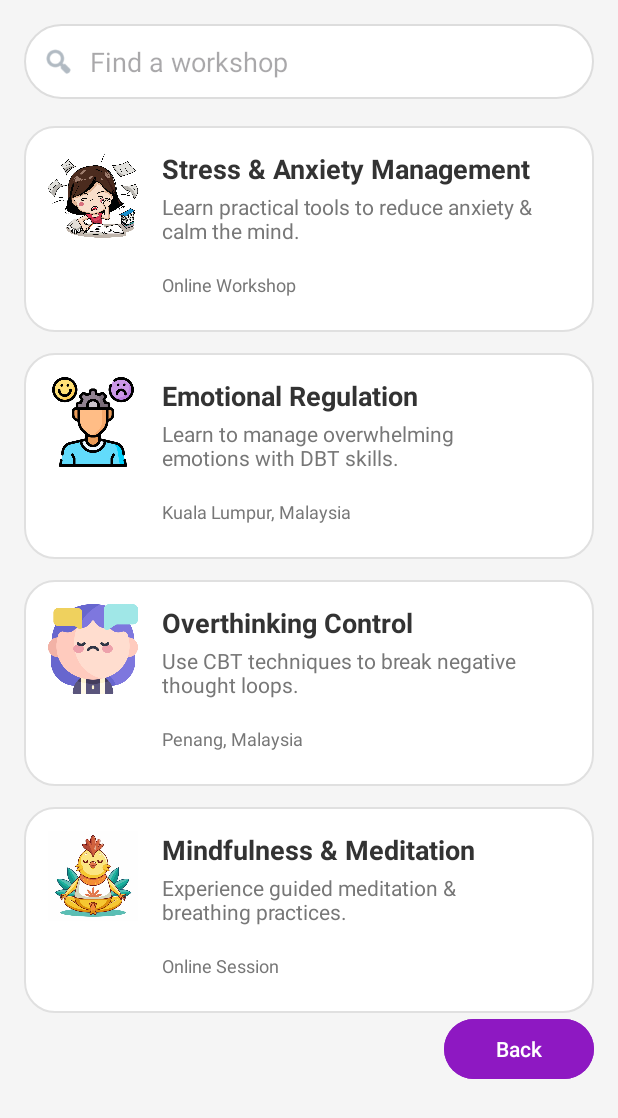
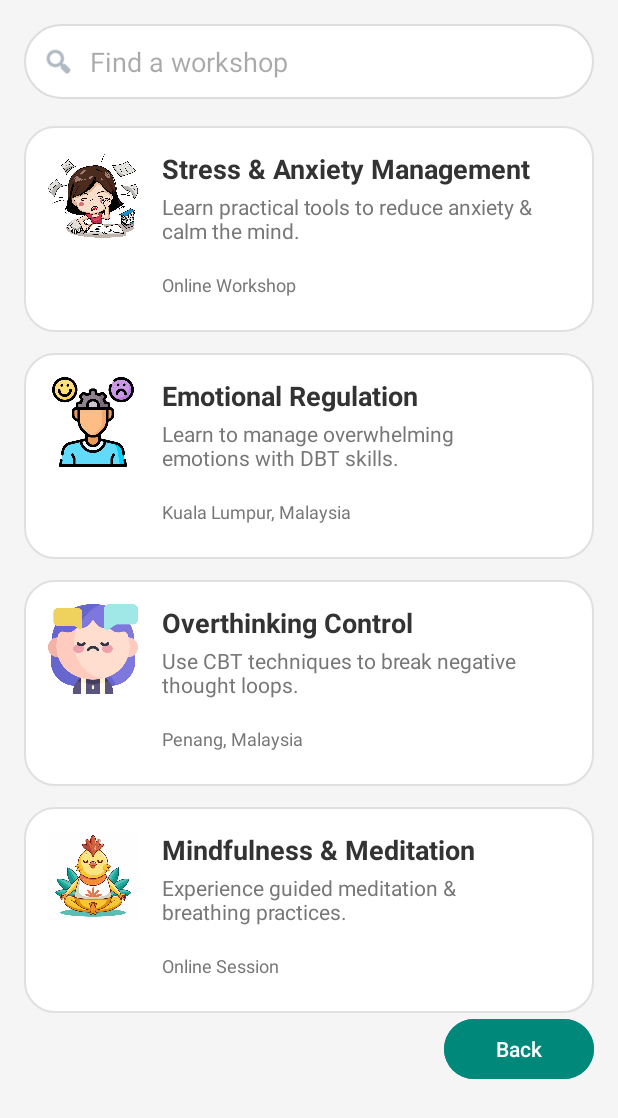
Before and after one commit to Kejunfang/MAD_GP, an Android app: the layout activity_workshop.xml on its own in the app's theme, with its tools: preview values and no code run, on a phone screen of 412 x 824 dp. Shown: the top 1118 px of the screen. Run offline under Robolectric (Android 15) with nearby library versions, the phone set to English and light mode, and no system bars.

Commit message:
change color theme

```diff
--- a/app/src/main/res/drawable/date_selected_circle.xml
+++ b/app/src/main/res/drawable/date_selected_circle.xml
@@ -1,4 +1,4 @@
 <?xml version="1.0" encoding="utf-8"?>
 <shape xmlns:android="http://schemas.android.com/apk/res/android" android:shape="oval">
-    <solid android:color="#26A69A"/>
+    <solid android:color="#00897B"/>
 </shape>
--- a/app/src/main/res/drawable/time_selected.xml
+++ b/app/src/main/res/drawable/time_selected.xml
@@ -1,5 +1,5 @@
 <?xml version="1.0" encoding="utf-8"?>
 <shape xmlns:android="http://schemas.android.com/apk/res/android">
-    <solid android:color="#26A69A"/>
+    <solid android:color="#00897B"/>
     <corners android:radius="16dp"/>
 </shape>
--- a/app/src/main/res/layout/activity_appointment_booking.xml
+++ b/app/src/main/res/layout/activity_appointment_booking.xml
@@ -47,7 +47,7 @@
             android:layout_height="wrap_content">
 
             <ImageView
-                android:src="@drawable/pfp_councellor1"
+                android:src="@drawable/pfp_councellor1_removebg_preview"
                 android:layout_width="60dp"
                 android:layout_height="60dp"
                 android:layout_marginEnd="16dp" />
@@ -292,7 +292,7 @@
             android:layout_width="100dp"
             android:layout_height="wrap_content"
             android:layout_marginLeft="280dp"
-            android:backgroundTint="#8e18c2"
+            android:backgroundTint="#00897B"
             android:text="Back" />
 
     </LinearLayout>
--- a/app/src/main/res/layout/activity_workshop.xml
+++ b/app/src/main/res/layout/activity_workshop.xml
@@ -245,7 +245,7 @@
             android:layout_width="100dp"
             android:layout_height="wrap_content"
             android:layout_marginLeft="280dp"
-            android:backgroundTint="#8e18c2"
+            android:backgroundTint="#00897B"
             android:text="Back" />
     </LinearLayout>
 
```
